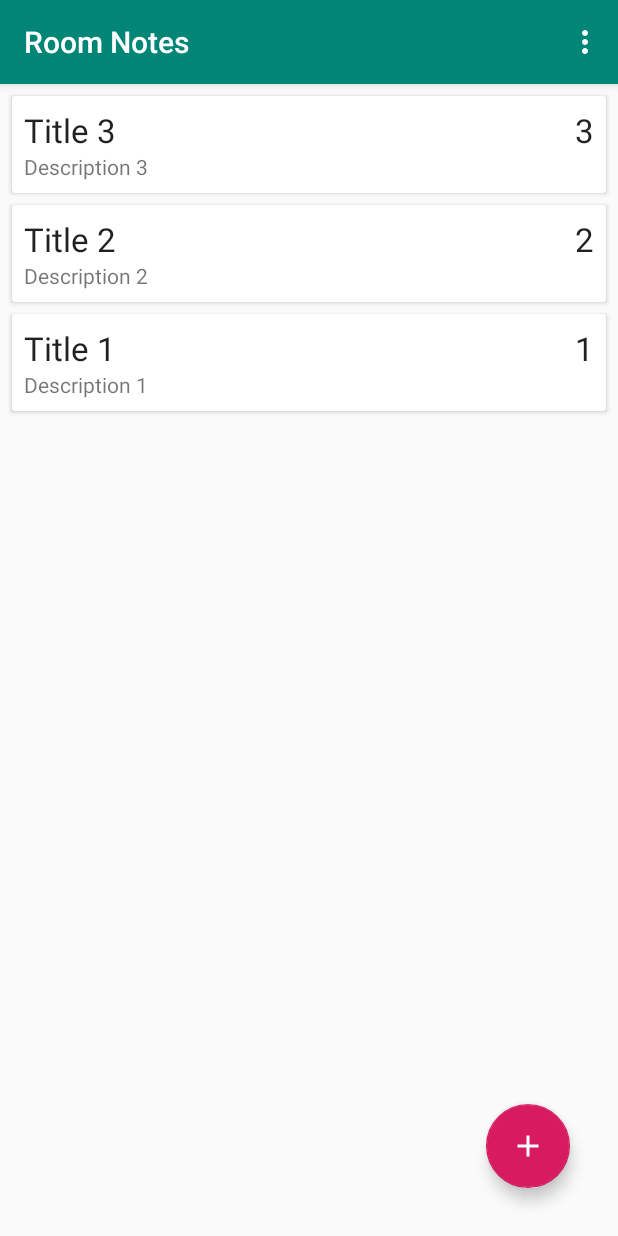
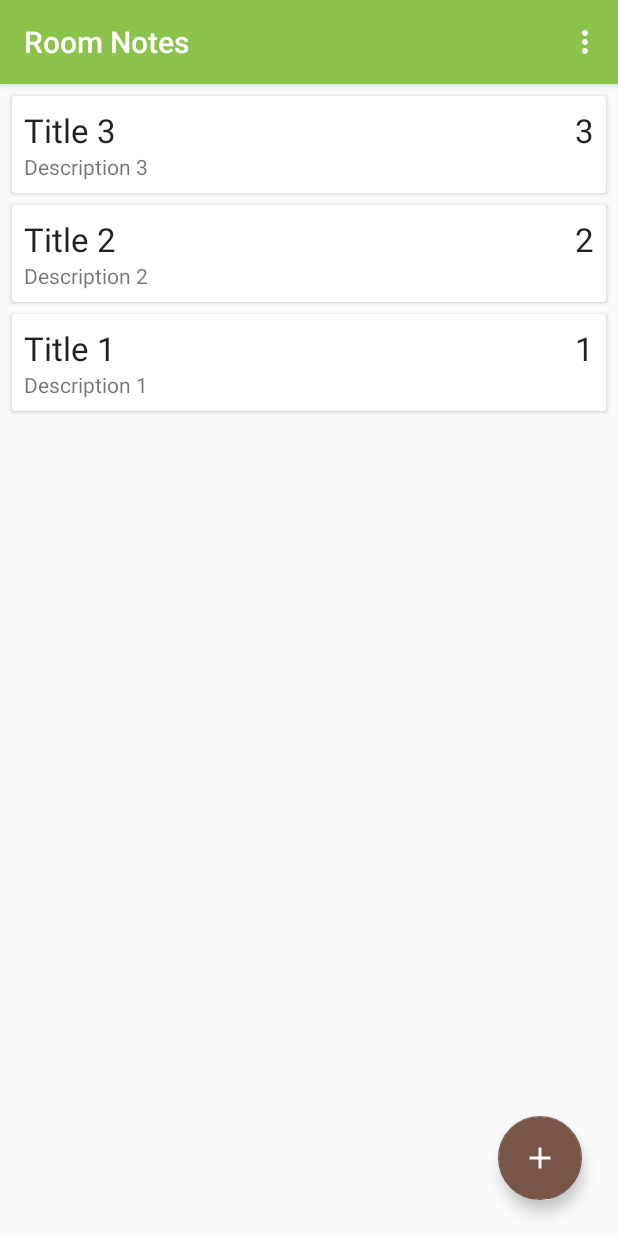
Before and after one commit to yumtaufikhidayat/notes, an Android app: the screen it shows after launch (MainActivity), on a phone screen of 412 x 824 dp. Run offline under Robolectric (Android 15) with nearby library versions, the phone set to English and light mode, and no system bars; our stand-ins replace Room's generated code.

Commit message:
Changing color of application and reposition of add note button

```diff
--- a/app/src/main/res/layout/activity_main.xml
+++ b/app/src/main/res/layout/activity_main.xml
@@ -1,7 +1,6 @@
 <?xml version="1.0" encoding="utf-8"?>
 <androidx.coordinatorlayout.widget.CoordinatorLayout
     xmlns:android="http://schemas.android.com/apk/res/android"
-    xmlns:app="http://schemas.android.com/apk/res-auto"
     xmlns:tools="http://schemas.android.com/tools"
     android:layout_width="match_parent"
     android:layout_height="match_parent"
@@ -19,6 +18,6 @@
         android:layout_height="wrap_content"
         android:src="@drawable/ic_add"
         android:layout_gravity="bottom|end"
-        android:layout_margin="32dp"/>
+        android:layout_margin="24dp"/>
 
 </androidx.coordinatorlayout.widget.CoordinatorLayout>
--- a/app/src/main/res/values/colors.xml
+++ b/app/src/main/res/values/colors.xml
@@ -1,8 +1,8 @@
 <?xml version="1.0" encoding="utf-8"?>
 <resources>
-    <color name="colorPrimary">#008577</color>
-    <color name="colorPrimaryDark">#00574B</color>
-    <color name="colorAccent">#D81B60</color>
+    <color name="colorPrimary">#8BC34A</color>
+    <color name="colorPrimaryDark">#689F38</color>
+    <color name="colorAccent">#795548</color>
 
     <color name="colorSemiBlack">#D0757474</color>
     <color name="colorWhite">#FFFFFF</color>
```
